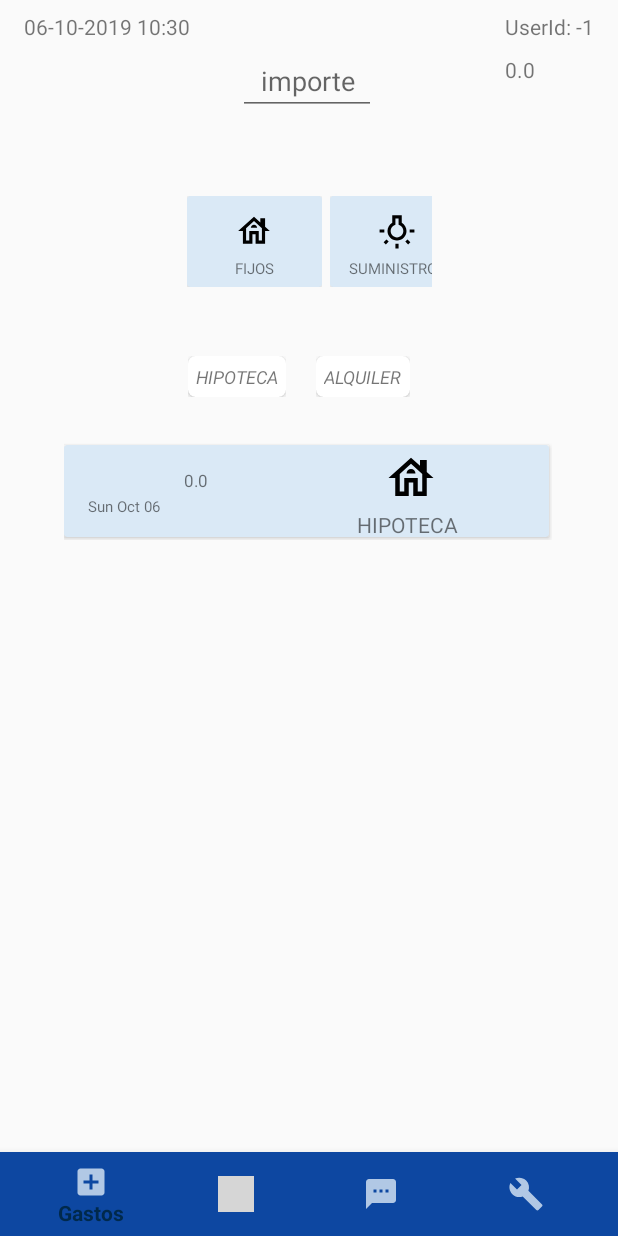
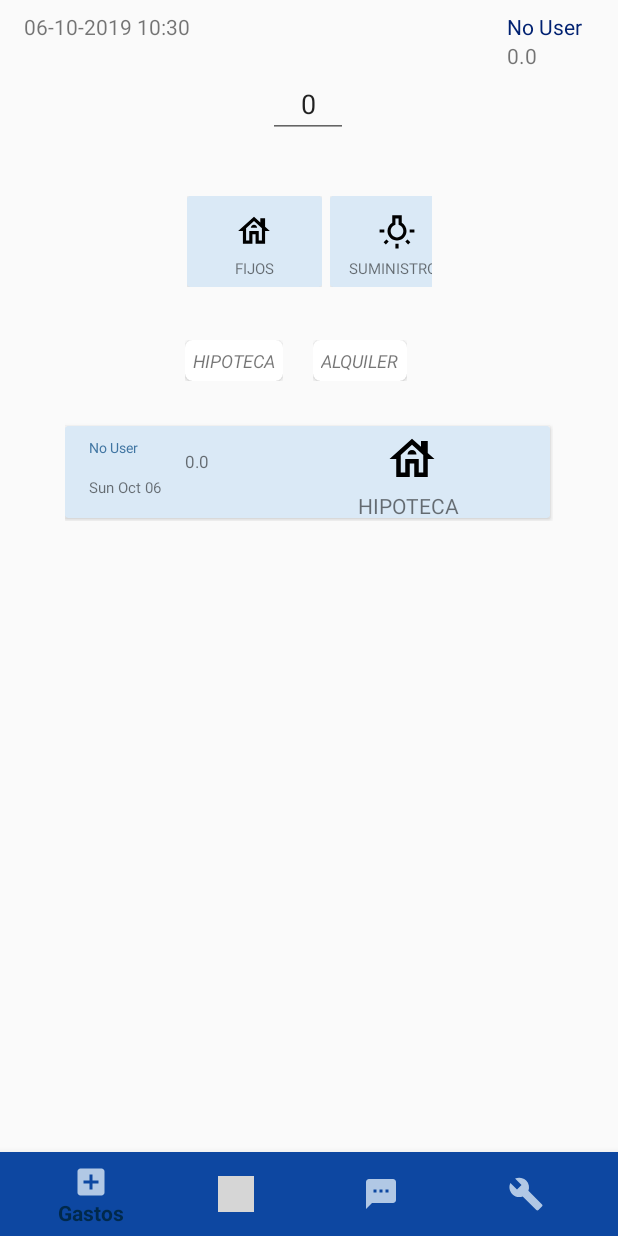
Before and after one commit to elespejodetarkovsky/gestiongastos, an Android app: the fragment AltaGastoFragment placed in its activity, after a tap on "HIPOTECA", on a phone screen of 412 x 824 dp. Run offline under Robolectric (Android 15) with nearby library versions, the phone set to English and light mode, and no system bars; 1 other tap on this screen came first; grey boxes are pictures that could not be loaded.

Commit message:
se resolvío null importe y se comienza a cambiar chart

```diff
--- a/app/src/main/java/com/sxtsoft/gestiongastos/fragments/AltaGastoFragment.java
+++ b/app/src/main/java/com/sxtsoft/gestiongastos/fragments/AltaGastoFragment.java
@@ -8,6 +8,8 @@ import androidx.annotation.Nullable;
 import androidx.fragment.app.Fragment;
 import androidx.recyclerview.widget.LinearLayoutManager;
 import androidx.recyclerview.widget.RecyclerView;
+
+import android.text.InputType;
 import android.util.Log;
 import android.view.LayoutInflater;
 import android.view.View;
@@ -69,10 +71,11 @@ public class AltaGastoFragment extends Fragment implements AdapterRvTiposGastosS
     private Categoria categoriaSel;
     private SharedPreferences sharedPreferences;
     private long userID;
+    private String userName;
     private Usuario usuario;
     private Button btnCargarGastos;
     private TextView infoGastos;
-    private TextView infoUserId;
+    private TextView infoUserName;
 
     public AltaGastoFragment() {
 
@@ -96,6 +99,8 @@ public class AltaGastoFragment extends Fragment implements AdapterRvTiposGastosS
         //leo el usuario que se encuentra logeado
         sharedPreferences = getActivity().getSharedPreferences("MisPrefs", Context.MODE_PRIVATE);
         userID =  Long.parseLong(sharedPreferences.getString("UserID","-1"));
+        userName = sharedPreferences.getString("UserName", "No User");
+
 
         //la siguiente funcion recoje de la base de datos
         //los ultimos n gastos realizados
@@ -105,19 +110,23 @@ public class AltaGastoFragment extends Fragment implements AdapterRvTiposGastosS
         //pasarle el id a la base de datos
         usuario = new Usuario();
         usuario.setCodigo(userID);
+        usuario.setUserName(userName);
 
         buildRecyclersView(view);
 
         //reconozco los objetos
         mImporte = (EditText) view.findViewById(R.id.txtInImporte);
+        mImporte.setText("0");
+
         fecha = (TextView) view.findViewById(R.id.txtFecha);
         btnCargarGastos = (Button) view.findViewById(R.id.btnCargaGastos);
         infoGastos = (TextView) view.findViewById(R.id.txtInfoGastos);
-        infoUserId = (TextView) view.findViewById(R.id.lblUserId);
+        infoUserName = (TextView) view.findViewById(R.id.lblUserName);
+
 
 
         //coloco en la eitqueta el codigo de usuario
-        infoUserId.setText("UserId: " + userID);
+        infoUserName.setText(userName);
 
         //coloco el valor del gasto mensual
         infoGastos.setText(String.valueOf(gastoServicesImpl.sumaGastosMesTotal()));
@@ -171,6 +180,13 @@ public class AltaGastoFragment extends Fragment implements AdapterRvTiposGastosS
 
         mAdapterRvHistoricosGastos.notifyItemInserted(0);
         rvHistorialGastos.scrollToPosition(0);
+
+        //verifico que no esté en null
+        //el importe
+
+        if (mImporte.getText().toString().equals("")){
+            mImporte.setText("0");
+        }
 
         Gasto gastoCreado = gastoServicesImpl.create(gasto);
 
--- a/app/src/main/java/com/sxtsoft/gestiongastos/fragments/GraficaFragment.java
+++ b/app/src/main/java/com/sxtsoft/gestiongastos/fragments/GraficaFragment.java
@@ -192,7 +192,7 @@ public class GraficaFragment extends Fragment {
     private BarEntry cargarDatosGrafico(Categoria categoria, float valorX, float valorY){
 
         LegendEntry entry = new LegendEntry();
-        //entry.formColor = Color.RED;
+        entry.formColor = Color.RED;
         entry.label = categoria.toString();
         entries.add(entry);
 
@@ -215,6 +215,7 @@ public class GraficaFragment extends Fragment {
             if (gastos.containsKey(categoria.toString())){
 
                 entradas.add(cargarDatosGrafico(categoria,(float) ejeX, gastos.get(categoria.toString()).floatValue()));
+
 
             } else {
                 /*
@@ -263,6 +264,7 @@ public class GraficaFragment extends Fragment {
         entries.clear();
 
         //PONEMOS COLOR A CADA BARRA
+
         datos.setColors(ColorTemplate.COLORFUL_COLORS);
 
         //SEPARACION ENTRE BARRAS
@@ -279,4 +281,12 @@ public class GraficaFragment extends Fragment {
         barChart.invalidate(); //hace refresh
 
     }
+
+    private Map<String, Integer> colorCategoriaMap(Map<String, Double> valores){
+
+            //TODO
+
+        return null;
+    }
+
 }
--- a/app/src/main/java/com/sxtsoft/gestiongastos/model/Alarma.java
+++ b/app/src/main/java/com/sxtsoft/gestiongastos/model/Alarma.java
@@ -15,6 +15,7 @@ public class Alarma {
     private int dias;
 
     public Alarma() {
+
     }
 
     public Alarma(String nombre, int dias, double importe, Categoria categoria, TipoGasto tipoGasto, boolean visto, boolean estado, Usuario usuario) {
--- a/app/src/main/res/layout/activity_home.xml
+++ b/app/src/main/res/layout/activity_home.xml
@@ -7,15 +7,19 @@
     android:layout_height="match_parent"
     tools:context=".HomeActivity">
 
+<!--    <include-->
+<!--        android:id="@+id/miToolbar"-->
+<!--        layout="@layout/toolbar" />-->
+
     <FrameLayout
         android:id="@+id/fragment_container"
-        android:layout_width="match_parent"
-        android:layout_height="match_parent"
-        android:layout_marginBottom="56dp"
+        android:layout_width="0dp"
+        android:layout_height="0dp"
         android:text="@string/title_dashboard"
         app:layout_constraintLeft_toLeftOf="parent"
         app:layout_constraintRight_toRightOf="parent"
-        app:layout_constraintTop_toTopOf="parent" />
+        app:layout_constraintTop_toTopOf="parent"
+        app:layout_constraintBottom_toTopOf="@id/bottomNav"/>
 
 
     <com.google.android.material.bottomnavigation.BottomNavigationView
@@ -23,13 +27,12 @@
         android:layout_width="0dp"
         android:layout_height="wrap_content"
         android:background="@color/colorPrimary"
-        android:layout_marginStart="0dp"
-        android:layout_marginEnd="0dp"
         app:itemIconTint="@color/colorNavIcon"
         app:itemTextColor="@color/colorNavText"
         app:layout_constraintBottom_toBottomOf="parent"
         app:layout_constraintLeft_toLeftOf="parent"
         app:layout_constraintRight_toRightOf="parent"
+        app:layout_constraintTop_toBottomOf="@id/fragment_container"
         app:menu="@menu/bottom_navigation" />
 
 
--- a/app/src/main/res/layout/fragment_alta_gasto.xml
+++ b/app/src/main/res/layout/fragment_alta_gasto.xml
@@ -2,7 +2,6 @@
 <androidx.constraintlayout.widget.ConstraintLayout xmlns:android="http://schemas.android.com/apk/res/android"
     xmlns:app="http://schemas.android.com/apk/res-auto"
     xmlns:tools="http://schemas.android.com/tools"
-    android:id="@+id/frameLayout"
     android:layout_width="match_parent"
     android:layout_height="match_parent">
 
@@ -18,23 +17,21 @@
         app:layout_constraintBottom_toTopOf="@+id/guideline5"
         app:layout_constraintStart_toStartOf="parent" />
 
+
     <EditText
         android:id="@+id/txtInImporte"
-        android:layout_width="92dp"
-        android:layout_height="41dp"
-        android:layout_marginStart="8dp"
-        android:layout_marginLeft="8dp"
-        android:layout_marginBottom="28dp"
+        android:layout_width="53dp"
+        android:layout_height="wrap_content"
         android:ems="10"
-        android:hint="@string/importe"
         android:gravity="center"
+        android:imeOptions="actionDone"
         android:inputType="numberDecimal"
         app:layout_constraintBottom_toTopOf="@+id/guideline5"
-        app:layout_constraintEnd_toStartOf="@+id/lblUserId"
-        app:layout_constraintHorizontal_bias="0.637"
+        app:layout_constraintEnd_toEndOf="parent"
+        app:layout_constraintHorizontal_bias="0.498"
         app:layout_constraintStart_toStartOf="parent"
         app:layout_constraintTop_toTopOf="parent"
-        app:layout_constraintVertical_bias="0.72" />
+        app:layout_constraintVertical_bias="0.636" />
 
     <TextView
         android:id="@+id/txtFecha"
@@ -44,38 +41,35 @@
         android:layout_marginLeft="16dp"
         android:layout_marginTop="8dp"
         android:gravity="center"
-        android:text="TextView"
+        android:text="@string/genericText"
         app:layout_constraintStart_toStartOf="parent"
         app:layout_constraintTop_toTopOf="parent" />
 
     <TextView
-        android:id="@+id/lblUserId"
+        android:id="@+id/lblUserName"
         android:layout_width="wrap_content"
         android:layout_height="wrap_content"
         android:layout_marginTop="8dp"
-        android:layout_marginEnd="16dp"
-        android:layout_marginRight="16dp"
-        android:text="TextView"
+        android:layout_marginEnd="24dp"
+        android:layout_marginRight="24dp"
+        android:gravity="center"
+        android:text="@string/genericText"
+        android:textColor="@color/colorPrimaryDark"
         app:layout_constraintEnd_toEndOf="parent"
+        app:layout_constraintHorizontal_bias="1.0"
+        app:layout_constraintStart_toEndOf="@+id/txtFecha"
         app:layout_constraintTop_toTopOf="parent" />
 
     <TextView
         android:id="@+id/txtInfoGastos"
         android:layout_width="wrap_content"
         android:layout_height="wrap_content"
-        android:layout_marginTop="9dp"
-        android:text="TextView"
-        app:layout_constraintEnd_toEndOf="@+id/lblUserId"
+        android:gravity="center"
+        android:text="@string/genericText"
+        app:layout_constraintEnd_toEndOf="@+id/lblUserName"
         app:layout_constraintHorizontal_bias="0.0"
-        app:layout_constraintStart_toStartOf="@+id/lblUserId"
-        app:layout_constraintTop_toBottomOf="@+id/lblUserId" />
-
-    <androidx.constraintlayout.widget.Guideline
-        android:id="@+id/guideline20"
-        android:layout_width="wrap_content"
-        android:layout_height="wrap_content"
-        android:orientation="horizontal"
-        app:layout_constraintGuide_begin="562dp" />
+        app:layout_constraintStart_toStartOf="@+id/lblUserName"
+        app:layout_constraintTop_toBottomOf="@+id/lblUserName" />
 
     <androidx.constraintlayout.widget.Guideline
         android:id="@+id/guideline5"
@@ -87,24 +81,23 @@
     <androidx.recyclerview.widget.RecyclerView
         android:id="@+id/rvHistorialGastos"
         android:layout_width="wrap_content"
-        android:layout_height="259dp"
-        android:layout_marginBottom="8dp"
+        android:layout_height="0dp"
         android:maxHeight="298dp"
-        app:layout_constraintBottom_toTopOf="@+id/guideline20"
+        app:layout_constraintBottom_toBottomOf="parent"
         app:layout_constraintEnd_toEndOf="parent"
-        app:layout_constraintHorizontal_bias="0.492"
-        app:layout_constraintStart_toStartOf="parent" />
+        app:layout_constraintHorizontal_bias="0.498"
+        app:layout_constraintStart_toStartOf="parent"
+        app:layout_constraintTop_toBottomOf="@+id/rvTipoGastoSel"
+        app:layout_constraintVertical_bias="0.118" />
 
     <androidx.recyclerview.widget.RecyclerView
         android:id="@+id/rvTipoGastoSel"
-        android:layout_width="161dp"
-        android:layout_height="wrap_content"
+        android:layout_width="166dp"
+        android:layout_height="55dp"
         android:layout_marginTop="16dp"
-        app:layout_constraintBottom_toTopOf="@+id/rvHistorialGastos"
         app:layout_constraintEnd_toEndOf="parent"
         app:layout_constraintStart_toStartOf="parent"
-        app:layout_constraintTop_toBottomOf="@+id/rvCategoriaGasto"
-        app:layout_constraintVertical_bias="0.26999998" />
+        app:layout_constraintTop_toBottomOf="@+id/rvCategoriaGasto" />
 
     <androidx.recyclerview.widget.RecyclerView
         android:id="@+id/rvCategoriaGasto"
--- a/app/src/main/res/layout/fragment_grafico.xml
+++ b/app/src/main/res/layout/fragment_grafico.xml
@@ -3,13 +3,8 @@
     xmlns:app="http://schemas.android.com/apk/res-auto"
     xmlns:tools="http://schemas.android.com/tools"
     android:layout_width="match_parent"
-    android:layout_height="match_parent"
-    tools:context=".frmGraph">
+    android:layout_height="match_parent">
 
-    <include
-        android:id="@+id/miToolbar"
-        layout="@layout/toolbar"
-        />
 
     <Button
         android:id="@+id/btnTestFechas"
--- a/app/src/main/res/values/strings.xml
+++ b/app/src/main/res/values/strings.xml
@@ -20,7 +20,6 @@
     <string name="nav_header_subtitle">android.studio@android.com</string>
     <string name="nav_header_desc">Navigation header</string>
     <string name="action_settings">Settings</string>
-
     <string name="menu_home">Home</string>
     <string name="menu_gallery">Gallery</string>
     <string name="menu_slideshow">Slideshow</string>
@@ -31,6 +30,12 @@
     <string name="report_end_date">fecha fin</string>
     <string name="lbl_fecha_incio">fecha inicio</string>
     <string name="lbl_fecha_fin">fecha fin</string>
+
+    <!--    formulario AltaGasto-->
+
+
+    <!--    para uso general-->
+    <string name="genericText">sin información</string>
 
     <!--    Variables del Bottom Nav-->
     <string name="title_home">Gastos</string>
--- a/build.gradle
+++ b/build.gradle
@@ -7,7 +7,7 @@ buildscript {
 
     }
     dependencies {
-        classpath 'com.android.tools.build:gradle:3.5.0'
+        classpath 'com.android.tools.build:gradle:3.5.1'
 
         // NOTE: Do not place your application dependencies here; they belong
         // in the individual module build.gradle files
```
